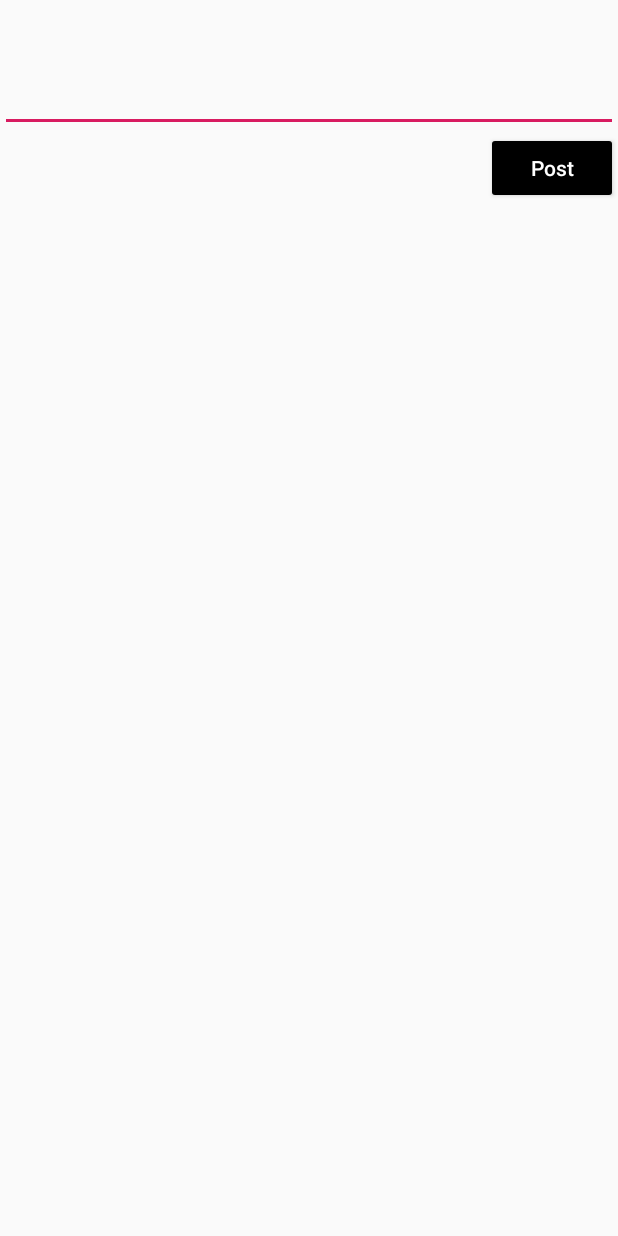
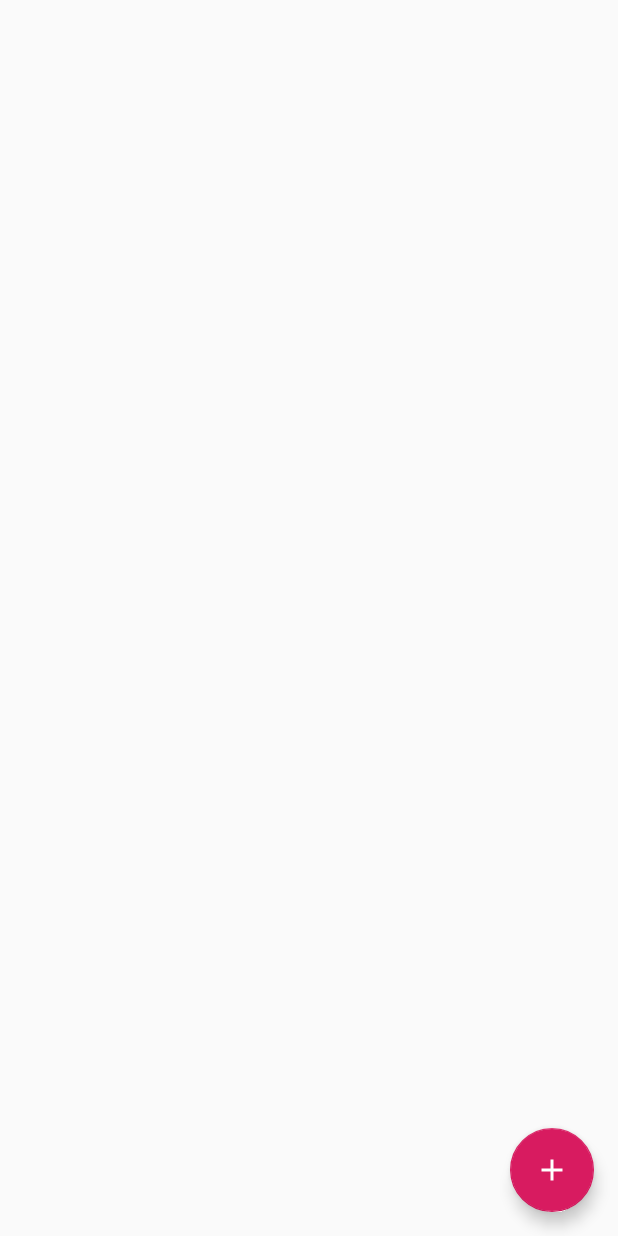
Before and after one commit to taiem92dn/TwitSplit, an Android app: the layout fragment_messages.xml on its own in the app's theme, with its tools: preview values and no code run, on a phone screen of 412 x 824 dp. Run offline under Robolectric (Android 15) with nearby library versions, the phone set to English and light mode, and no system bars.

Commit message:
- update UI

```diff
--- /dev/null
+++ b/app/src/main/res/drawable/bg_message.xml
@@ -0,0 +1,6 @@
+<?xml version="1.0" encoding="utf-8"?>
+<shape xmlns:android="http://schemas.android.com/apk/res/android"
+    android:shape="rectangle">
+    <corners android:radius="10dp"/>
+    <solid android:color="@color/colorPrimary"/>
+</shape>
--- /dev/null
+++ b/app/src/main/res/drawable/ic_add.xml
@@ -0,0 +1,5 @@
+<vector android:height="24dp" android:tint="#FFFFFF"
+    android:viewportHeight="24.0" android:viewportWidth="24.0"
+    android:width="24dp" xmlns:android="http://schemas.android.com/apk/res/android">
+    <path android:fillColor="#FF000000" android:pathData="M19,13h-6v6h-2v-6H5v-2h6V5h2v6h6v2z"/>
+</vector>
--- a/app/src/main/res/layout/fragment_messages.xml
+++ b/app/src/main/res/layout/fragment_messages.xml
@@ -1,30 +1,22 @@
 <?xml version="1.0" encoding="utf-8"?>
-<LinearLayout
+<android.support.design.widget.CoordinatorLayout
     xmlns:android="http://schemas.android.com/apk/res/android"
      xmlns:tools="http://schemas.android.com/tools"
      android:layout_width="match_parent"
      android:layout_height="match_parent"
-      android:orientation="vertical"
      tools:context=".ui.message.MessagesFragment">
-
-    <EditText
-        android:id="@+id/etInputMessage"
-        android:layout_width="match_parent"
-        android:layout_height="wrap_content"
-        android:minLines="3"/>
-    <Button
-        android:id="@+id/btPost"
-        android:layout_width="wrap_content"
-        android:layout_height="wrap_content"
-        android:layout_gravity="end"
-        android:backgroundTint="#000"
-        android:textColor="#fff"
-        android:textAllCaps="false"
-        android:text="@string/post"/>
 
     <android.support.v7.widget.RecyclerView
         android:id="@+id/rvMessages"
         android:layout_width="match_parent"
         android:layout_height="wrap_content"/>
 
-</LinearLayout>
+
+    <android.support.design.widget.FloatingActionButton
+        android:id="@+id/fab"
+        android:layout_width="wrap_content"
+        android:layout_height="wrap_content"
+        android:layout_gravity="bottom|end"
+        android:layout_margin="@dimen/default_margin_normal"
+        android:src="@drawable/ic_add" />
+</android.support.design.widget.CoordinatorLayout>
--- a/app/src/main/res/values/colors.xml
+++ b/app/src/main/res/values/colors.xml
@@ -3,4 +3,6 @@
     <color name="colorPrimary">#008577</color>
     <color name="colorPrimaryDark">#00574B</color>
     <color name="colorAccent">#D81B60</color>
+    <color name="white">#FFF</color>
+    <color name="black">#000</color>
 </resources>
```
Also changed, not shown: app/src/main/java/com/example/tweeter/ui/message/MessageItem.kt (added, +13 -0 lines), app/src/main/java/com/example/tweeter/ui/message/MessagesAdapter.kt (+20 -5 lines), app/src/main/java/com/example/tweeter/ui/message/MessagesFragment.kt (+4 -5 lines), app/src/main/java/com/example/tweeter/util/Utils.kt (added, +15 -0 lines), app/src/main/res/layout/item_message.xml (+9 -2 lines).
